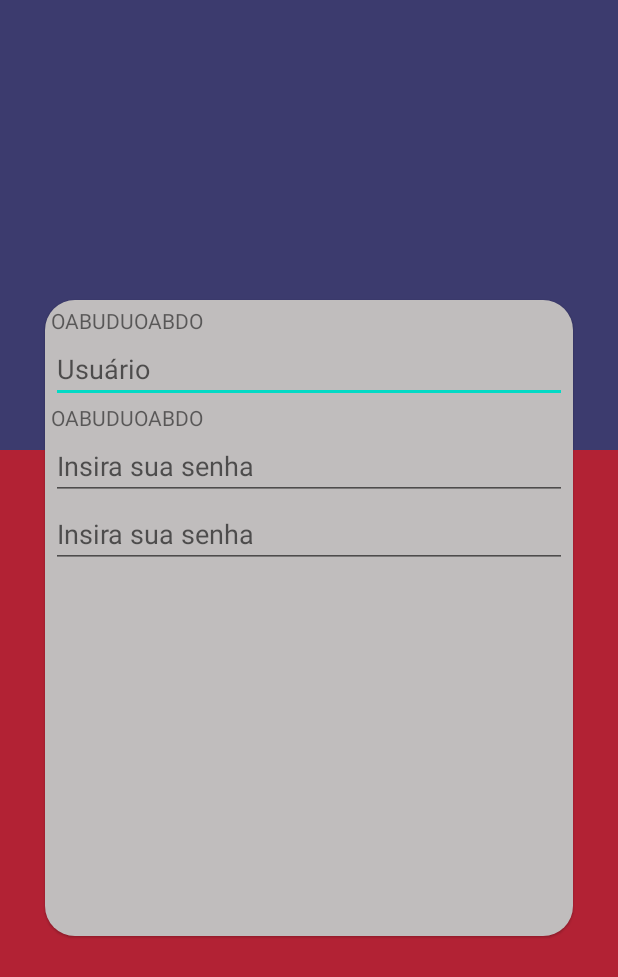
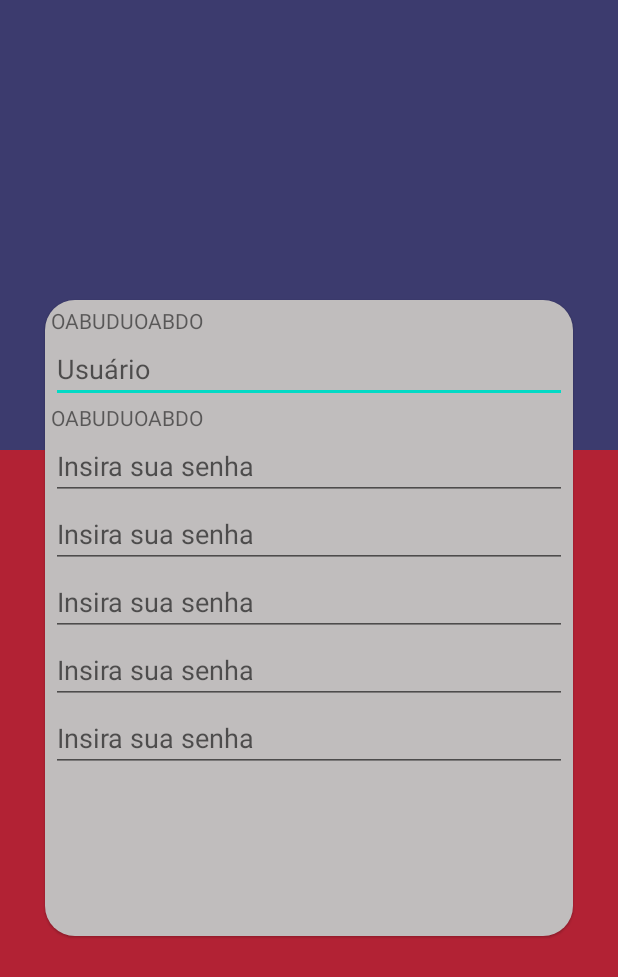
Before and after one commit to StenioSants/myenglish, an Android app: the screen it shows after launch (MainActivity), on a phone screen of 412 x 824 dp. Shown: the top 977 px of the screen. Run offline under Robolectric (Android 15) with nearby library versions, the phone set to English and light mode, and no system bars.

Commit message:
Aprendendo a usar Git

```diff
--- a/app/src/main/res/layout/activity_main.xml
+++ b/app/src/main/res/layout/activity_main.xml
@@ -51,6 +51,21 @@
             android:layout_height="wrap_content"
             android:hint="@string/password"/>
 
+        <EditText
+            android:layout_width="match_parent"
+            android:layout_height="wrap_content"
+            android:hint="@string/password"/>
+
+        <EditText
+            android:layout_width="match_parent"
+            android:layout_height="wrap_content"
+            android:hint="@string/password"/>
+
+        <EditText
+            android:layout_width="match_parent"
+            android:layout_height="wrap_content"
+            android:hint="@string/password"/>
+
 
 
     </LinearLayout>
```
